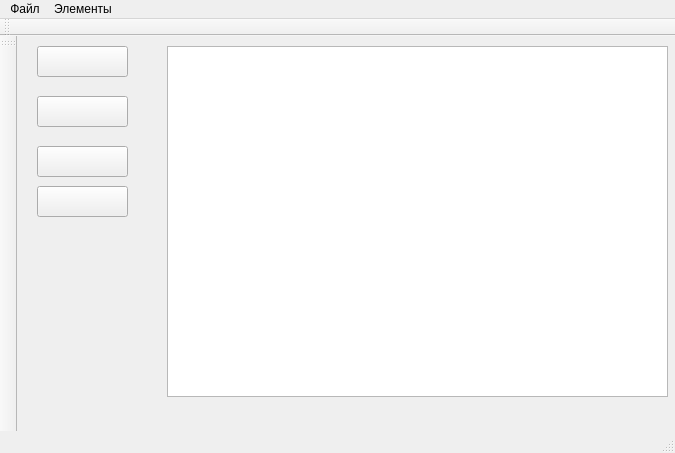
First picture: the form in mainwindow.ui, repository Jzfaust/Sergei, before the edit.
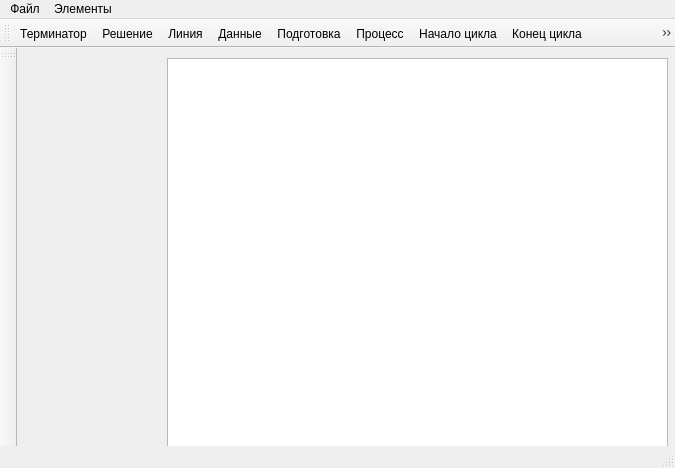
Second picture: the form after the edit. Icons and pictures are not drawn.

```diff
--- a/mainwindow.ui
+++ b/mainwindow.ui
@@ -7,49 +7,20 @@
     <x>0</x>
     <y>0</y>
     <width>675</width>
-    <height>453</height>
+    <height>468</height>
    </rect>
   </property>
   <property name="windowTitle">
    <string>MainWindow</string>
   </property>
   <widget class="QWidget" name="centralWidget">
-   <widget class="QPushButton" name="pushButton">
-    <property name="geometry">
-     <rect>
-      <x>20</x>
-      <y>10</y>
-      <width>91</width>
-      <height>31</height>
-     </rect>
-    </property>
-    <property name="mouseTracking">
-     <bool>true</bool>
-    </property>
-    <property name="tabletTracking">
-     <bool>false</bool>
-    </property>
-    <property name="text">
-     <string/>
-    </property>
-    <property name="icon">
-     <iconset resource="myresourse.qrc">
-      <normaloff>:/Images/get (1).jpg</normaloff>:/Images/get (1).jpg</iconset>
-    </property>
-    <property name="iconSize">
-     <size>
-      <width>70</width>
-      <height>60</height>
-     </size>
-    </property>
-   </widget>
    <widget class="QGraphicsView" name="graphicsView">
     <property name="geometry">
      <rect>
       <x>150</x>
       <y>10</y>
       <width>501</width>
-      <height>351</height>
+      <height>391</height>
      </rect>
     </property>
     <property name="mouseTracking">
@@ -59,78 +30,6 @@
      <enum>Qt::ScrollBarAlwaysOff</enum>
     </property>
    </widget>
-   <widget class="QPushButton" name="pushButton_2">
-    <property name="geometry">
-     <rect>
-      <x>20</x>
-      <y>60</y>
-      <width>91</width>
-      <height>31</height>
-     </rect>
-    </property>
-    <property name="mouseTracking">
-     <bool>true</bool>
-    </property>
-    <property name="text">
-     <string/>
-    </property>
-    <property name="icon">
-     <iconset resource="myresourse.qrc">
-      <normaloff>:/Images/get (2).jpg</normaloff>:/Images/get (2).jpg</iconset>
-    </property>
-    <property name="iconSize">
-     <size>
-      <width>70</width>
-      <height>35</height>
-     </size>
-    </property>
-   </widget>
-   <widget class="QPushButton" name="pushButton_3">
-    <property name="geometry">
-     <rect>
-      <x>20</x>
-      <y>110</y>
-      <width>91</width>
-      <height>31</height>
-     </rect>
-    </property>
-    <property name="text">
-     <string/>
-    </property>
-    <property name="icon">
-     <iconset>
-      <normaloff>get (7).jpg</normaloff>get (7).jpg</iconset>
-    </property>
-    <property name="iconSize">
-     <size>
-      <width>70</width>
-      <height>35</height>
-     </size>
-    </property>
-   </widget>
-   <widget class="QPushButton" name="pushButton_4">
-    <property name="geometry">
-     <rect>
-      <x>20</x>
-      <y>150</y>
-      <width>91</width>
-      <height>31</height>
-     </rect>
-    </property>
-    <property name="text">
-     <string/>
-    </property>
-    <property name="icon">
-     <iconset resource="myresourse.qrc">
-      <normaloff>:/Images/get (3).jpg</normaloff>:/Images/get (3).jpg</iconset>
-    </property>
-    <property name="iconSize">
-     <size>
-      <width>70</width>
-      <height>35</height>
-     </size>
-    </property>
-   </widget>
   </widget>
   <widget class="QMenuBar" name="menuBar">
    <property name="geometry">
@@ -162,6 +61,16 @@
    <attribute name="toolBarBreak">
     <bool>false</bool>
    </attribute>
+   <addaction name="action_3"/>
+   <addaction name="action_5"/>
+   <addaction name="action_6"/>
+   <addaction name="action_7"/>
+   <addaction name="action_8"/>
+   <addaction name="action_9"/>
+   <addaction name="action_10"/>
+   <addaction name="action_11"/>
+   <addaction name="action_12"/>
+   <addaction name="action_13"/>
   </widget>
   <widget class="QStatusBar" name="statusBar"/>
   <widget class="QToolBar" name="toolBar">
@@ -180,6 +89,106 @@
     <string>Сохранить</string>
    </property>
   </action>
+  <action name="action">
+   <property name="text">
+    <string>Очистить</string>
+   </property>
+  </action>
+  <action name="action_3">
+   <property name="icon">
+    <iconset resource="myresourse.qrc">
+     <normaloff>:/Images/get (1).jpg</normaloff>:/Images/get (1).jpg</iconset>
+   </property>
+   <property name="text">
+    <string>Терминатор</string>
+   </property>
+  </action>
+  <action name="action_5">
+   <property name="icon">
+    <iconset resource="myresourse.qrc">
+     <normaloff>:/Images/get (2).jpg</normaloff>:/Images/get (2).jpg</iconset>
+   </property>
+   <property name="text">
+    <string>Решение</string>
+   </property>
+  </action>
+  <action name="action_6">
+   <property name="icon">
+    <iconset resource="myresourse.qrc">
+     <normaloff>:/Images/get (7).jpg</normaloff>:/Images/get (7).jpg</iconset>
+   </property>
+   <property name="text">
+    <string>Линия</string>
+   </property>
+  </action>
+  <action name="action_7">
+   <property name="icon">
+    <iconset resource="myresourse.qrc">
+     <normaloff>:/Images/get (3).jpg</normaloff>:/Images/get (3).jpg</iconset>
+   </property>
+   <property name="text">
+    <string>Данные</string>
+   </property>
+  </action>
+  <action name="action_8">
+   <property name="icon">
+    <iconset resource="myresourse.qrc">
+     <normaloff>:/Images/get (4).jpg</normaloff>:/Images/get (4).jpg</iconset>
+   </property>
+   <property name="text">
+    <string>Подготовка</string>
+   </property>
+  </action>
+  <action name="action_9">
+   <property name="icon">
+    <iconset resource="myresourse.qrc">
+     <normaloff>:/Images/get (5).jpg</normaloff>:/Images/get (5).jpg</iconset>
+   </property>
+   <property name="text">
+    <string>Процесс</string>
+   </property>
+  </action>
+  <action name="action_10">
+   <property name="icon">
+    <iconset resource="myresourse.qrc">
+     <normaloff>:/Images/get (6.1).jpg</normaloff>:/Images/get (6.1).jpg</iconset>
+   </property>
+   <property name="text">
+    <string>Начало цикла</string>
+   </property>
+  </action>
+  <action name="action_11">
+   <property name="icon">
+    <iconset resource="myresourse.qrc">
+     <normaloff>:/Images/get (6.2).jpg</normaloff>:/Images/get (6.2).jpg</iconset>
+   </property>
+   <property name="text">
+    <string>Конец цикла</string>
+   </property>
+  </action>
+  <action name="action_12">
+   <property name="icon">
+    <iconset resource="myresourse.qrc">
+     <normaloff>:/Images/get.jpg</normaloff>:/Images/get.jpg</iconset>
+   </property>
+   <property name="text">
+    <string>Соединитель</string>
+   </property>
+  </action>
+  <action name="action_13">
+   <property name="icon">
+    <iconset resource="myresourse.qrc">
+     <normaloff>:/Images/get (9).jpg</normaloff>:/Images/get (9).jpg</iconset>
+   </property>
+   <property name="text">
+    <string>Линия(горизонтальная)</string>
+   </property>
+  </action>
+  <action name="action_14">
+   <property name="text">
+    <string>Выход</string>
+   </property>
+  </action>
  </widget>
  <layoutdefault spacing="6" margin="11"/>
  <resources>
```
Left out of the diff: 51 changed lines with no effect on the pictures.
